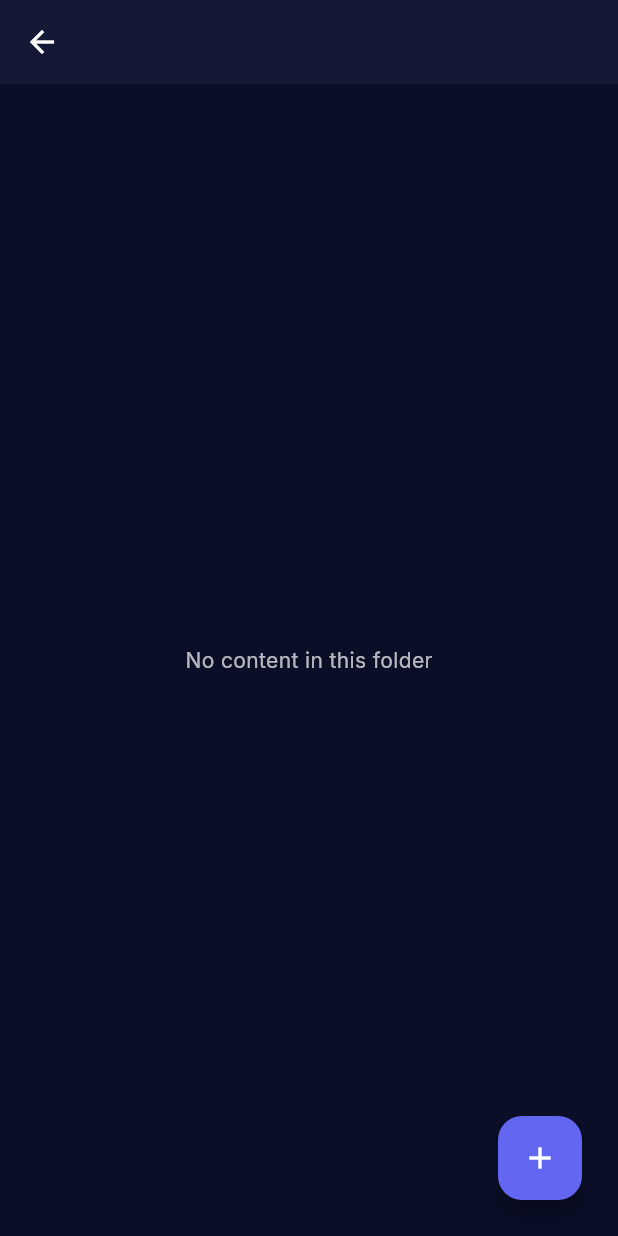
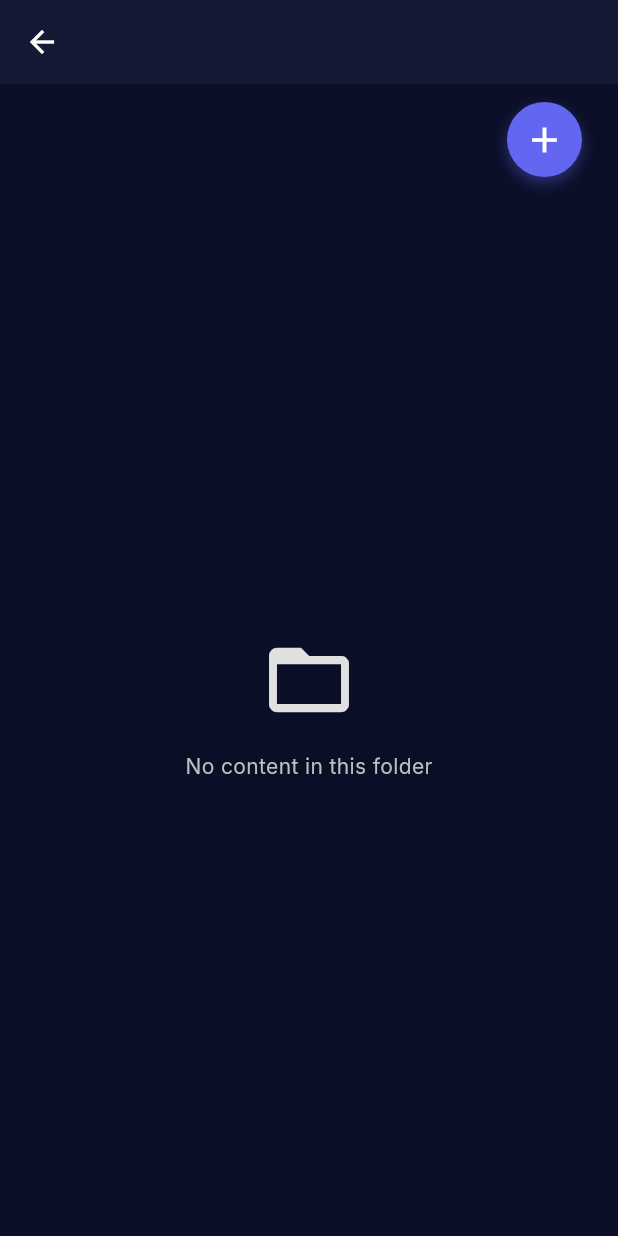
Before and after one commit to pappon1/FLTR_LME_APP, a Flutter app: the FolderDetailScreen screen opened directly with empty values, on a phone screen of 412 x 824 dp. Run offline on Flutter 3.47's test engine with Material 3 defaults, Android fonts, the phone set to English and light mode, and no system bars; our stand-ins replace cached_network_image, chewie, cloud_firestore, dio, file_picker, firebase_auth and 16 more; missing offline and left inert: flutter_pdfview, flutter_volume_controller, screen_brightness; accounts and stored records are empty.

Commit message:
Fix janky navigation and update folder detail UI style

```diff
--- a/lib/screens/courses/add_course_screen.dart
+++ b/lib/screens/courses/add_course_screen.dart
@@ -150,17 +150,21 @@ class _AddCourseScreenState extends State<AddCourseScreen> {
     */
   }
 
-  void _nextStep() {
+  void _nextStep() async {
     if (_validateCurrentStep()) {
       if (_currentStep < 2) {
-        _pageController.nextPage(duration: 300.ms, curve: Curves.easeInOut);
+        FocusScope.of(context).unfocus();
+        await Future.delayed(const Duration(milliseconds: 50));
+        _pageController.nextPage(duration: 250.ms, curve: Curves.easeInOut);
       }
     }
   }
 
-  void _prevStep() {
+  void _prevStep() async {
     if (_currentStep > 0) {
-      _pageController.previousPage(duration: 300.ms, curve: Curves.easeInOut);
+      FocusScope.of(context).unfocus();
+      await Future.delayed(const Duration(milliseconds: 50));
+      _pageController.previousPage(duration: 250.ms, curve: Curves.easeInOut);
     }
   }
 
--- a/lib/screens/courses/folder_detail_screen.dart
+++ b/lib/screens/courses/folder_detail_screen.dart
@@ -320,15 +320,56 @@ class _FolderDetailScreenState extends State<FolderDetailScreen> {
           ]
         ],
       ),
-      body: Stack(
+      body: CustomScrollView(
+        slivers: [
+          // Add Button (Top Right aligned, scrolls with content)
+          SliverToBoxAdapter(
+            child: (!_isSelectionMode)
+             ? Align(
+                alignment: Alignment.centerRight,
+                child: Padding(
+                  padding: const EdgeInsets.only(top: 12, right: 24, bottom: 0),
+                  child: InkWell(
+                     onTap: _showAddContentMenu,
+                     borderRadius: BorderRadius.circular(30),
+                     child: Container(
+                       height: 50,
+                       width: 50,
+                       decoration: BoxDecoration(
+                         color: AppTheme.primaryColor,
+                         shape: BoxShape.circle,
+                         boxShadow: [
+                           BoxShadow(color: AppTheme.primaryColor.withOpacity(0.4), blurRadius: 8, offset: const Offset(0, 4))
+                         ],
+                       ),
+                       child: const Icon(Icons.add, color: Colors.white, size: 28),
+                     ),
+                   ),
+                ),
+              )
+             : const SizedBox.shrink(),
+          ),
+
+          // Content List
+          _contents.isEmpty
+             ? SliverFillRemaining(
+                 hasScrollBody: false,
+                 child: Center(
+                   child: Column(
+                     mainAxisAlignment: MainAxisAlignment.center,
                      children: [
-          _contents.isEmpty
-            ? const Center(child: Text('No content in this folder'))
-            : ListView.separated(
-                itemCount: _contents.length,
-                padding: const EdgeInsets.all(16),
-                separatorBuilder: (_, __) => const SizedBox(height: 12),
-                itemBuilder: (context, index) {
+                       Icon(Icons.folder_open, size: 64, color: Colors.grey.shade300),
+                       const SizedBox(height: 16),
+                       Text('No content in this folder', style: TextStyle(color: Colors.grey.shade400)),
+                     ],
+                   ),
+                 ),
+               )
+             : SliverPadding(
+                 padding: EdgeInsets.fromLTRB(16, (_isSelectionMode) ? 20 : 12, 16, 24),
+                 sliver: SliverList(
+                   delegate: SliverChildBuilderDelegate(
+                     (context, index) {
                         final item = _contents[index];
                         final isSelected = _selectedIndices.contains(index);
                         IconData icon; Color color;
@@ -339,7 +380,10 @@ class _FolderDetailScreenState extends State<FolderDetailScreen> {
                           case 'image': icon = Icons.image; color = Colors.purple; break;
                           default: icon = Icons.insert_drive_file; color = Colors.blue;
                         }
-                  return ListTile(
+
+                        return Padding(
+                          padding: const EdgeInsets.only(bottom: 12),
+                          child: ListTile(
                             tileColor: isSelected ? AppTheme.primaryColor.withOpacity(0.1) : Theme.of(context).cardColor,
                             shape: RoundedRectangleBorder(borderRadius: BorderRadius.circular(12), side: BorderSide(color: isSelected ? AppTheme.primaryColor : Colors.grey.shade200, width: isSelected ? 2 : 1)),
                             onLongPress: () => _enterSelectionMode(index),
@@ -359,14 +403,12 @@ class _FolderDetailScreenState extends State<FolderDetailScreen> {
                                     const PopupMenuItem(value: 'remove', child: Text('Remove', style: TextStyle(color: Colors.red))),
                                   ],
                                 ),
+                          ),
                         );
                      },
+                     childCount: _contents.length,
                    ),
-          if (!_isSelectionMode)
-            Positioned(
-              bottom: 24,
-              right: 24,
-              child: FloatingActionButton(onPressed: _showAddContentMenu, backgroundColor: AppTheme.primaryColor, child: const Icon(Icons.add, color: Colors.white)),
+                 ),
                ),
         ],
       ),
```
Lines whose indentation alone changed are shown as unchanged.
